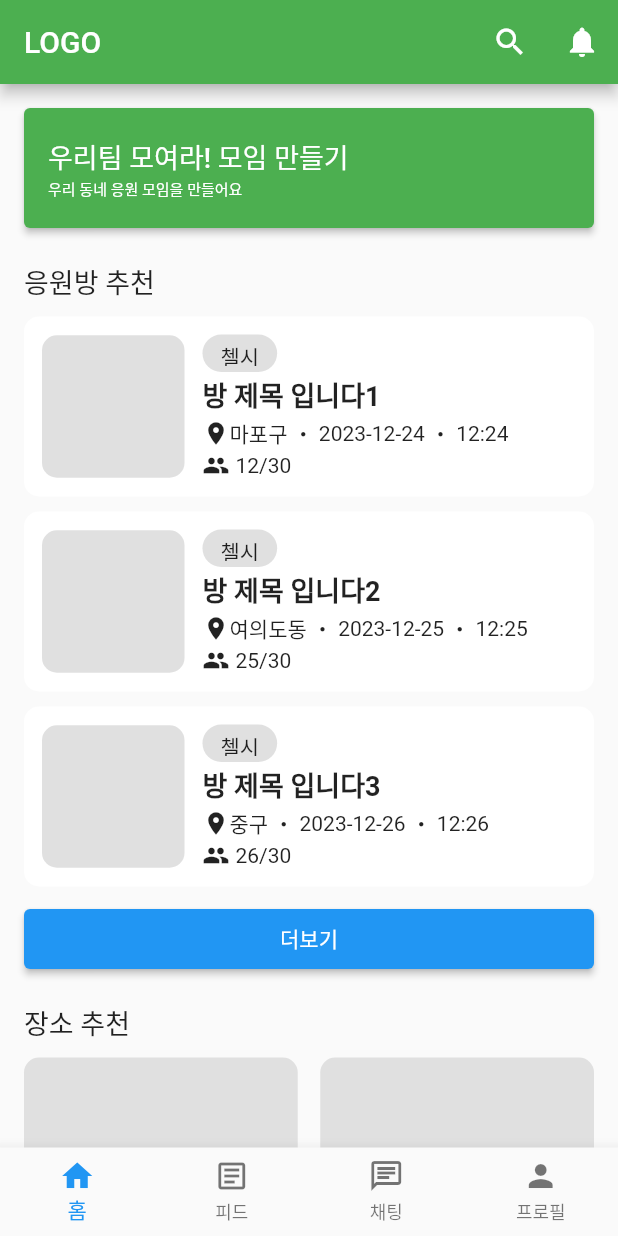
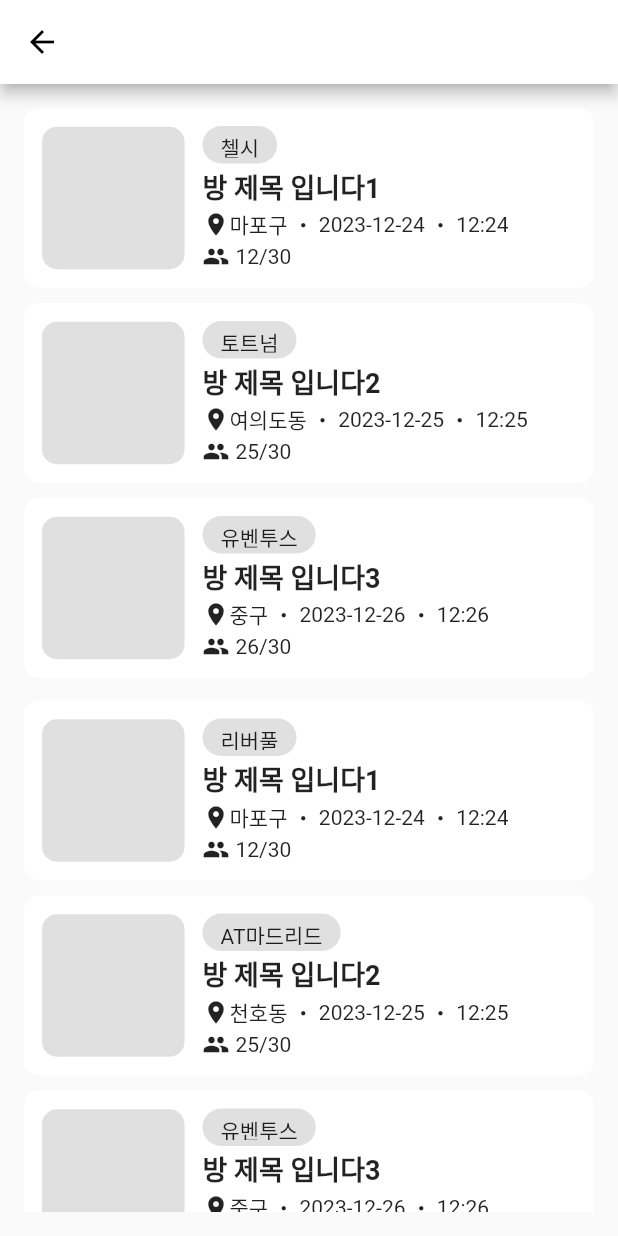
Before and after one commit to by-cho/soccer_gathering_pjt, a Flutter app: the screen it shows after launch, after a tap on "더보기", on a phone screen of 412 x 824 dp. Run offline on Flutter 3.47's test engine with Material 2 defaults, Android fonts, the phone set to English and light mode, and no system bars.

Commit message:
Gathering Screen

```diff
--- a/pjt_mobile_frontend/lib/component/gathering_room.dart
+++ b/pjt_mobile_frontend/lib/component/gathering_room.dart
@@ -1,10 +1,14 @@
 import 'package:flutter/material.dart';
 import 'package:pjt_mobile_frontend/screen/gather_detail.dart';
-import 'package:pjt_mobile_frontend/screen/home_screen.dart';
+import 'package:pjt_mobile_frontend/sevice/data_service.dart';
 
 class GatheringRoom extends StatelessWidget {
   final List<Room> roomList;
-  const GatheringRoom({required this.roomList, Key? key}) : super(key: key);
+
+  const GatheringRoom({
+    required this.roomList,
+    Key? key,
+  }) : super(key: key);
   @override
   Widget build(BuildContext context) {
     return Column(
--- a/pjt_mobile_frontend/lib/screen/gather_detail.dart
+++ b/pjt_mobile_frontend/lib/screen/gather_detail.dart
@@ -1,5 +1,5 @@
 import 'package:flutter/material.dart';
-import 'package:pjt_mobile_frontend/screen/home_screen.dart';
+import 'package:pjt_mobile_frontend/sevice/data_service.dart';
 
 class GatherDetail extends StatefulWidget {
   final Room data; // Room 데이터를 받아오도록 변경
--- a/pjt_mobile_frontend/lib/screen/gathering_screen.dart
+++ b/pjt_mobile_frontend/lib/screen/gathering_screen.dart
@@ -1,4 +1,7 @@
 import 'package:flutter/material.dart';
+import 'package:pjt_mobile_frontend/component/gathering_room.dart';
+import 'package:pjt_mobile_frontend/sevice/data_service.dart';
+import 'package:provider/provider.dart';
 
 class GatheringScreen extends StatefulWidget {
   @override
@@ -33,12 +36,29 @@ class GatheringScreenState extends State<GatheringScreen> {
   @override
   Widget build(BuildContext context) {
     return Scaffold(
-      body: ListView.builder(
-        controller: _scrollController,
-        itemCount: items.length,
-        itemBuilder: (context, index) {
-          return ListTile(
-            title: Text('모임'),
+      appBar: AppBar(
+        backgroundColor: Colors.white,
+        leading: IconButton(
+          onPressed: () {
+            Navigator.of(context).pop();
+          },
+          icon: Icon(
+            Icons.arrow_back,
+            color: Colors.black,
+          ),
+        ),
+      ),
+      body: Consumer<DataService>(
+        builder: (context, dataService, child) {
+          return Padding(
+            padding: const EdgeInsets.all(16.0),
+            child: SingleChildScrollView(
+              child: Column(
+                children: [
+                  GatheringRoom(roomList: dataService.roomList),
+                ],
+              ),
+            ),
           );
         },
       ),
--- a/pjt_mobile_frontend/lib/screen/home_screen.dart
+++ b/pjt_mobile_frontend/lib/screen/home_screen.dart
@@ -2,38 +2,14 @@ import 'package:flutter/material.dart';
 import 'package:pjt_mobile_frontend/component/feed.dart';
 import 'package:pjt_mobile_frontend/component/gathering_room.dart';
 import 'package:pjt_mobile_frontend/component/room_create_button.dart';
+import 'package:pjt_mobile_frontend/screen/gathering_screen.dart';
+import 'package:pjt_mobile_frontend/sevice/data_service.dart';
 
 class HomeScreen extends StatefulWidget {
   const HomeScreen({super.key});
 
   @override
   State<HomeScreen> createState() => _HomeScreenState();
-}
-
-class Room {
-  String roomInfo;
-  String tag;
-  String title;
-  String place;
-  String date;
-  String time;
-  String peopleNum;
-  String maxNum;
-  String contents;
-  String waysToJoin;
-
-  Room({
-    required this.roomInfo,
-    required this.tag,
-    required this.title,
-    required this.place,
-    required this.date,
-    required this.time,
-    required this.peopleNum,
-    required this.maxNum,
-    required this.contents,
-    required this.waysToJoin,
-  });
 }
 
 class Feed {
@@ -51,7 +27,7 @@ class Feed {
 class _HomeScreenState extends State<HomeScreen> {
   List<Room> roomList = [
     Room(
-      roomInfo: 'PL',
+      roomInfo: 'P L',
       tag: '첼시',
       title: '방 제목 입니다1',
       place: '마포구',
@@ -63,8 +39,8 @@ class _HomeScreenState extends State<HomeScreen> {
       waysToJoin: '승인제',
     ),
     Room(
-      roomInfo: '라리가',
-      tag: '첼시',
+      roomInfo: 'P L',
+      tag: '토트넘',
       title: '방 제목 입니다2',
       place: '여의도동',
       date: '2023-12-25',
@@ -77,7 +53,7 @@ class _HomeScreenState extends State<HomeScreen> {
     ),
     Room(
       roomInfo: '세리에A',
-      tag: '첼시',
+      tag: '유벤투스',
       title: '방 제목 입니다3',
       place: '중구',
       date: '2023-12-26',
@@ -140,7 +116,13 @@ class _HomeScreenState extends State<HomeScreen> {
                       width: double.infinity,
                       height: 40,
                       child: ElevatedButton(
-                        onPressed: () {},
+                        onPressed: () async {
+                          Navigator.of(context).push(
+                            MaterialPageRoute(
+                              builder: (context) => GatheringScreen(),
+                            ),
+                          );
+                        },
                         child: Text('더보기'),
                       ),
                     ),
--- a/pjt_mobile_frontend/lib/sevice/data_service.dart
+++ b/pjt_mobile_frontend/lib/sevice/data_service.dart
@@ -55,7 +55,7 @@ class Feed {
 class DataService extends ChangeNotifier {
   List<Room> roomList = [
     Room(
-      roomInfo: 'PL',
+      roomInfo: 'P L',
       tag: '첼시',
       title: '방 제목 입니다1',
       place: '마포구',
@@ -67,8 +67,8 @@ class DataService extends ChangeNotifier {
       waysToJoin: '승인제',
     ),
     Room(
-      roomInfo: '라리가',
-      tag: '첼시',
+      roomInfo: 'P L',
+      tag: '토트넘',
       title: '방 제목 입니다2',
       place: '여의도동',
       date: '2023-12-25',
@@ -81,7 +81,7 @@ class DataService extends ChangeNotifier {
     ),
     Room(
       roomInfo: '세리에A',
-      tag: '첼시',
+      tag: '유벤투스',
       title: '방 제목 입니다3',
       place: '중구',
       date: '2023-12-26',
@@ -91,6 +91,107 @@ class DataService extends ChangeNotifier {
       contents:
           '콘텐츠가 들어가는곳입니다. 길게 쓸수 있어요 길게 길게 길게 쓸수 있어요 길게 길게 길게 쓸수 있어요 길게 길게 길게 쓸수 있어요 길게 길게',
       waysToJoin: '승인제',
+    ),
+    Room(
+      roomInfo: 'P L',
+      tag: '리버풀',
+      title: '방 제목 입니다1',
+      place: '마포구',
+      date: '2023-12-24',
+      time: '12:24',
+      peopleNum: '12',
+      maxNum: '30',
+      contents: '콘텐츠가 들어가는곳입니다. 길게 쓸수 있어요 길게 길게',
+      waysToJoin: '승인제',
+    ),
+    Room(
+      roomInfo: '라리가',
+      tag: 'AT마드리드',
+      title: '방 제목 입니다2',
+      place: '천호동',
+      date: '2023-12-25',
+      time: '12:25',
+      peopleNum: '25',
+      maxNum: '30',
+      contents:
+          '콘텐츠가 들어가는곳입니다. 길게 쓸수 있어요 길게 길게 길게 쓸수 있어요 길게 길게 길게 쓸수 있어요 길게 길게 길게 쓸수 있어요 길게 길게 길게 쓸수 있어요 길게 길게 길게 쓸수 있어요 길게 길게 길게 쓸수 있어요 길게 길게 길게 쓸수 있어요 길게 길게 길게 쓸수 있어요 길게 길게 길게 쓸수 있어요 길게 길게 길게 쓸수 있어요 길게 길게 길게 쓸수 있어요 길게 길게 길게 쓸수 있어요 길게 길게 길게 쓸수 있어요 길게 길게 길게 쓸수 있어요 길게 길게 길게 쓸수 있어요 길게 길게 ',
+      waysToJoin: '선착순',
+    ),
+    Room(
+      roomInfo: '세리에A',
+      tag: '유벤투스',
+      title: '방 제목 입니다3',
+      place: '중구',
+      date: '2023-12-26',
+      time: '12:26',
+      peopleNum: '26',
+      maxNum: '30',
+      contents:
+          '콘텐츠가 들어가는곳입니다. 길게 쓸수 있어요 길게 길게 길게 쓸수 있어요 길게 길게 길게 쓸수 있어요 길게 길게 길게 쓸수 있어요 길게 길게',
+      waysToJoin: '승인제',
+    ),
+    Room(
+      roomInfo: 'P L',
+      tag: '브라이튼',
+      title: '방 제목 입니다1',
+      place: '광진구',
+      date: '2023-12-24',
+      time: '12:24',
+      peopleNum: '12',
+      maxNum: '30',
+      contents: '콘텐츠가 들어가는곳입니다. 길게 쓸수 있어요 길게 길게',
+      waysToJoin: '승인제',
+    ),
+    Room(
+      roomInfo: 'P L',
+      tag: '울버햄튼',
+      title: '방 제목 입니다2',
+      place: '관악구',
+      date: '2023-12-25',
+      time: '12:25',
+      peopleNum: '25',
+      maxNum: '30',
+      contents:
+          '콘텐츠가 들어가는곳입니다. 길게 쓸수 있어요 길게 길게 길게 쓸수 있어요 길게 길게 길게 쓸수 있어요 길게 길게 길게 쓸수 있어요 길게 길게 길게 쓸수 있어요 길게 길게 길게 쓸수 있어요 길게 길게 길게 쓸수 있어요 길게 길게 길게 쓸수 있어요 길게 길게 길게 쓸수 있어요 길게 길게 길게 쓸수 있어요 길게 길게 길게 쓸수 있어요 길게 길게 길게 쓸수 있어요 길게 길게 길게 쓸수 있어요 길게 길게 길게 쓸수 있어요 길게 길게 길게 쓸수 있어요 길게 길게 길게 쓸수 있어요 길게 길게 ',
+      waysToJoin: '선착순',
+    ),
+    Room(
+      roomInfo: '세리에A',
+      tag: '라치오',
+      title: '방 제목 입니다3',
+      place: '동대문구',
+      date: '2023-12-26',
+      time: '12:26',
+      peopleNum: '26',
+      maxNum: '30',
+      contents:
+          '콘텐츠가 들어가는곳입니다. 길게 쓸수 있어요 길게 길게 길게 쓸수 있어요 길게 길게 길게 쓸수 있어요 길게 길게 길게 쓸수 있어요 길게 길게',
+      waysToJoin: '승인제',
+    ),
+    Room(
+      roomInfo: 'P L',
+      tag: '첼시',
+      title: '방 제목 입니다1',
+      place: '대방동',
+      date: '2023-12-28',
+      time: '12:28',
+      peopleNum: '12',
+      maxNum: '30',
+      contents: '콘텐츠가 들어가는곳입니다. 길게 쓸수 있어요 길게 길게',
+      waysToJoin: '승인제',
+    ),
+    Room(
+      roomInfo: 'P L',
+      tag: '맨유',
+      title: '방 제목 입니다2',
+      place: '합정동',
+      date: '2023-12-25',
+      time: '12:25',
+      peopleNum: '25',
+      maxNum: '30',
+      contents:
+          '콘텐츠가 들어가는곳입니다. 길게 쓸수 있어요 길게 길게 길게 쓸수 있어요 길게 길게 길게 쓸수 있어요 길게 길게 길게 쓸수 있어요 길게 길게 길게 쓸수 있어요 길게 길게 길게 쓸수 있어요 길게 길게 길게 쓸수 있어요 길게 길게 길게 쓸수 있어요 길게 길게 길게 쓸수 있어요 길게 길게 길게 쓸수 있어요 길게 길게 길게 쓸수 있어요 길게 길게 길게 쓸수 있어요 길게 길게 길게 쓸수 있어요 길게 길게 길게 쓸수 있어요 길게 길게 길게 쓸수 있어요 길게 길게 길게 쓸수 있어요 길게 길게 ',
+      waysToJoin: '선착순',
     ),
   ];
 
```
